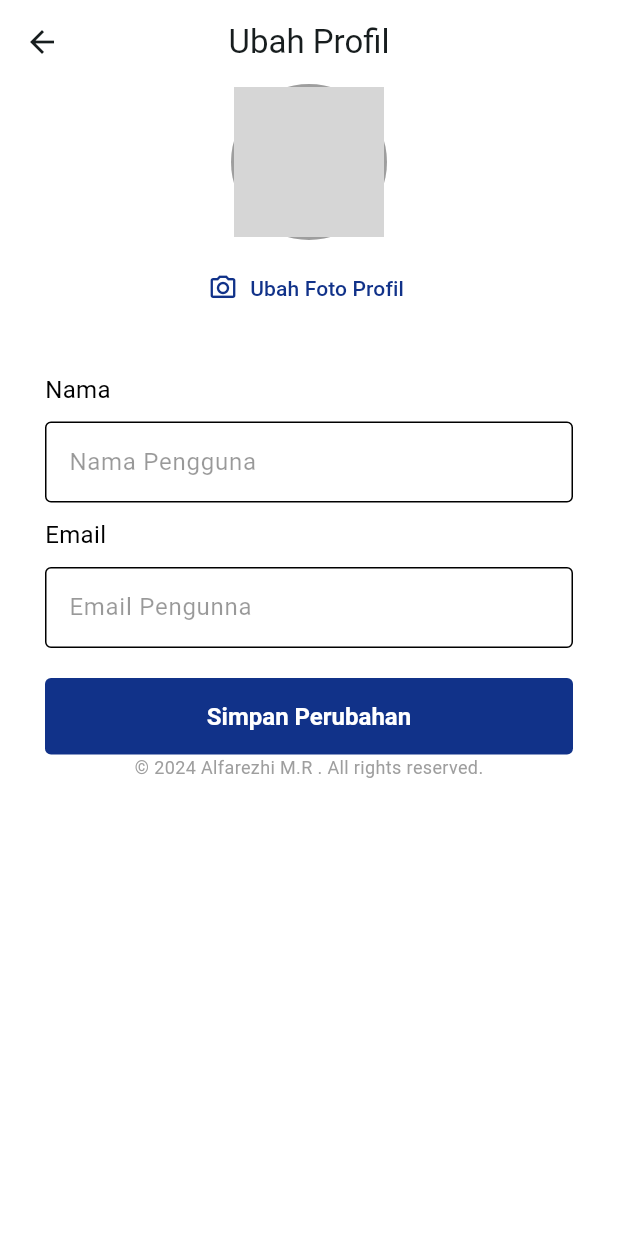
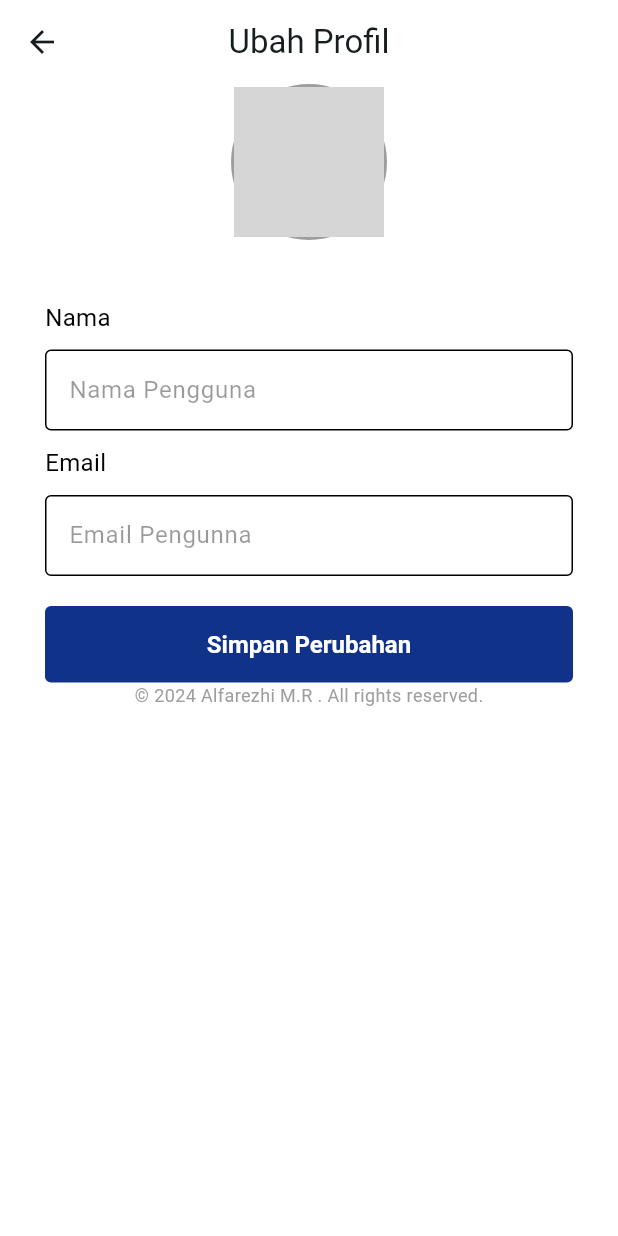
Before and after one commit to AlfaDevWork/absensiq, a Flutter app: the EditProfilePage screen opened directly with empty values, on a phone screen of 412 x 824 dp. Run offline on Flutter 3.47's test engine with Material 3 defaults, Android fonts, the phone set to English and light mode, and no system bars; our stand-ins replace geocoding, geolocator, google_maps_flutter, image_picker, pinput, shared_preferences; accounts and stored records are empty; Roboto replaces fonts that are missing (Poppins); grey boxes are pictures that could not be loaded.

Commit message:
feat: Integrate CopyrightWatermark widget into EditProfilePage and comment out profile image button for future use

```diff
--- a/lib/pages/edit_profile.dart
+++ b/lib/pages/edit_profile.dart
@@ -134,6 +134,7 @@ class _EditProfilePageState extends State<EditProfilePage> {
                           text: 'Simpan Perubahan',
                           onPressed: _handleUpdateProfile,
                         ),
+
                   CopyrightWatermark(),
                 ],
               ),
@@ -171,18 +172,18 @@ class _EditProfilePageState extends State<EditProfilePage> {
             ),
           ),
           const SizedBox(height: 8),
-          TextButton.icon(
-            onPressed: _pickImage,
-            icon: const Icon(
-              Icons.camera_alt_outlined,
-              size: 20,
-              color: Color(0xff113289),
-            ),
-            label: const Text(
-              'Ubah Foto Profil',
-              style: TextStyle(color: Color(0xff113289)),
-            ),
-          ),
+          // TextButton.icon(
+          //   onPressed: _pickImage,
+          //   icon: const Icon(
+          //     Icons.camera_alt_outlined,
+          //     size: 20,
+          //     color: Color(0xff113289),
+          //   ),
+          //   label: const Text(
+          //     'Ubah Foto Profil',
+          //     style: TextStyle(color: Color(0xff113289)),
+          //   ),
+          // ),
         ],
       ),
     );
```
